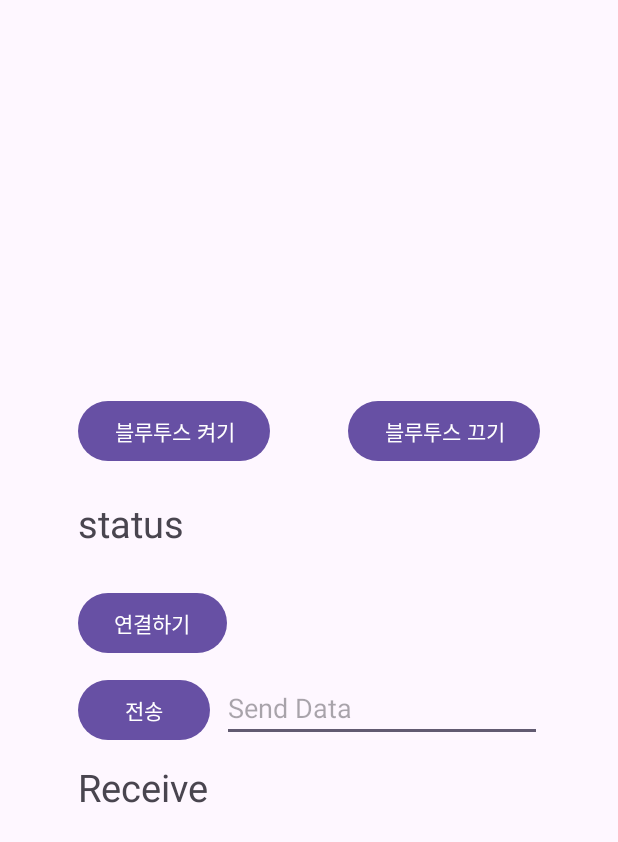
After one commit to hsgo2430/Engineering-Design-For-Android, an Android app: the BluetoothActivity screen opened directly, with no data from a screen before it, on a phone screen of 412 x 824 dp. The commit adds this screen. Shown: the top 842 px of the screen. Run offline under Robolectric (Android 15) with nearby library versions, the phone set to English and light mode, and no system bars.

Commit message:
블루투스 등록 목록 까지 가져옴

```diff
--- a/Engineering_App/app/build.gradle
+++ b/Engineering_App/app/build.gradle
@@ -12,12 +12,12 @@ properties.load(project.rootProject.file('local.properties').newDataInputStream(
 
 android {
     namespace 'com.example.engineering_app'
-    compileSdk 33
+    compileSdk 34
 
     defaultConfig {
         applicationId "com.example.engineering_app"
         minSdk 24
-        targetSdk 33
+        targetSdk 34
         versionCode 1
         versionName "1.0"
 
@@ -53,6 +53,7 @@ dependencies {
     implementation 'androidx.appcompat:appcompat:1.6.1'
     implementation 'com.google.android.material:material:1.5.0'
     implementation 'androidx.constraintlayout:constraintlayout:2.1.4'
+    implementation 'androidx.core:core-ktx:+'
     testImplementation 'junit:junit:4.13.2'
     androidTestImplementation 'androidx.test.ext:junit:1.1.5'
     androidTestImplementation 'androidx.test.espresso:espresso-core:3.5.1'
--- /dev/null
+++ b/Engineering_App/app/src/main/res/layout/activity_bluetooth.xml
@@ -0,0 +1,86 @@
+<?xml version="1.0" encoding="utf-8"?>
+
+<androidx.constraintlayout.widget.ConstraintLayout xmlns:android="http://schemas.android.com/apk/res/android"
+    android:layout_width="match_parent"
+    android:layout_height="match_parent"
+    xmlns:app="http://schemas.android.com/apk/res-auto">
+
+    <Button
+        android:id="@+id/bluetooth_on_btn"
+        android:layout_width="wrap_content"
+        android:layout_height="wrap_content"
+        android:text="블루투스 켜기"
+        android:layout_marginBottom="250dp"
+        app:layout_constraintTop_toTopOf="parent"
+        app:layout_constraintBottom_toBottomOf="parent"
+        app:layout_constraintStart_toStartOf="parent"
+        app:layout_constraintEnd_toStartOf="@id/bluetooth_off_btn"
+        />
+
+    <Button
+        android:id="@+id/bluetooth_off_btn"
+        android:layout_width="wrap_content"
+        android:layout_height="wrap_content"
+        android:text="블루투스 끄기"
+        android:layout_marginBottom="250dp"
+        app:layout_constraintTop_toTopOf="parent"
+        app:layout_constraintBottom_toBottomOf="parent"
+        app:layout_constraintStart_toEndOf="@id/bluetooth_on_btn"
+        app:layout_constraintEnd_toEndOf="parent"
+        />
+
+    <TextView
+        android:id="@+id/bluetooth_status_tv"
+        android:layout_width="wrap_content"
+        android:layout_height="wrap_content"
+        android:text="status"
+        android:textSize="25dp"
+        android:layout_marginTop="20dp"
+        app:layout_constraintTop_toBottomOf="@id/bluetooth_on_btn"
+        app:layout_constraintStart_toStartOf="@id/bluetooth_on_btn"
+        />
+
+    <Button
+        android:id="@+id/connect_btn"
+        android:layout_width="wrap_content"
+        android:layout_height="0dp"
+        android:layout_marginTop="25dp"
+        android:text="연결하기"
+        app:layout_constraintStart_toStartOf="@+id/bluetooth_status_tv"
+        app:layout_constraintTop_toBottomOf="@+id/bluetooth_status_tv" />
+
+    <Button
+        android:id="@+id/send_data_btn"
+        android:layout_width="wrap_content"
+        android:layout_height="wrap_content"
+        android:layout_marginTop="10dp"
+        android:text="전송"
+        app:layout_constraintStart_toStartOf="@+id/connect_btn"
+        app:layout_constraintTop_toBottomOf="@+id/connect_btn" />
+
+    <EditText
+        android:id="@+id/insert_send_data_tv"
+        android:layout_width="wrap_content"
+        android:layout_height="wrap_content"
+        android:layout_marginStart="8dp"
+        android:layout_marginLeft="8dp"
+        android:ems="10"
+        android:inputType="textPersonName"
+        android:hint="Send Data"
+        app:layout_constraintStart_toEndOf="@+id/send_data_btn"
+        app:layout_constraintTop_toTopOf="@+id/send_data_btn" />
+
+
+    <TextView
+        android:id="@+id/receive_data_tv"
+        android:layout_width="wrap_content"
+        android:layout_height="wrap_content"
+        android:layout_marginTop="10dp"
+        android:text="Receive"
+        android:textSize="25dp"
+        app:layout_constraintStart_toStartOf="@+id/send_data_btn"
+        app:layout_constraintTop_toBottomOf="@+id/send_data_btn" />
+
+
+
+</androidx.constraintlayout.widget.ConstraintLayout>
--- a/Engineering_App/build.gradle
+++ b/Engineering_App/build.gradle
@@ -2,7 +2,7 @@
 plugins {
     id 'com.android.application' version '8.0.2' apply false
     id 'com.android.library' version '8.0.2' apply false
-    id 'org.jetbrains.kotlin.android' version '1.8.20' apply false
+    id 'org.jetbrains.kotlin.android' version '1.9.23' apply false
 
     id 'com.google.android.libraries.mapsplatform.secrets-gradle-plugin' version '2.0.1' apply false
     // 구글지도
```
Also changed, not shown: Engineering_App/app/src/main/AndroidManifest.xml (+17 -0 lines), Engineering_App/app/src/main/java/com/example/engineering_app/MainActivity.kt (+6 -19 lines), Engineering_App/app/src/main/java/com/example/engineering_app/activity/BluetoothActivity.kt (added, +163 -0 lines), Engineering_App/app/src/main/java/com/example/engineering_app/utils/Extension.kt (+7 -0 lines), Engineering_App/app/src/main/res/layout/activity_main.xml (+12 -1 lines).
